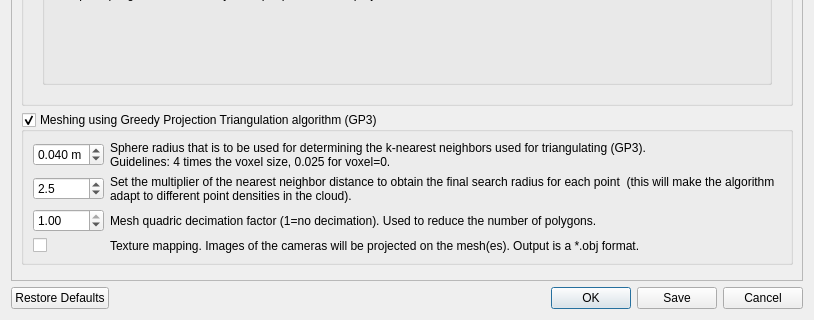
This is guilib/src/ui/exportCloudsDialog.ui in introlab/rtabmap as Qt 5 draws it before an edit; both pictures show x 0 to 814 and y 578 to 898 of the 814 by 898 pixel window. The edited form follows.
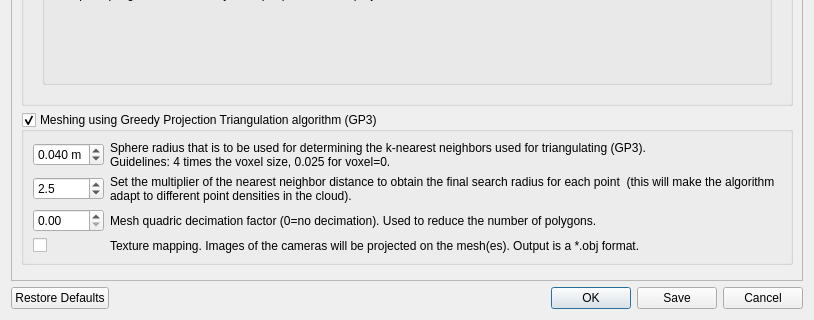
This is the edited form.

The edit to the form file:
```diff
--- a/guilib/src/ui/exportCloudsDialog.ui
+++ b/guilib/src/ui/exportCloudsDialog.ui
@@ -23,7 +23,7 @@
       <property name="geometry">
        <rect>
         <x>0</x>
-        <y>0</y>
+        <y>-242</y>
         <width>773</width>
         <height>1064</height>
        </rect>
@@ -750,7 +750,7 @@
           <item row="3" column="1">
            <widget class="QLabel" name="label_170">
             <property name="text">
-             <string>Mesh quadric decimation factor (1=no decimation). Used to reduce the number of polygons.</string>
+             <string>Mesh quadric decimation factor (0=no decimation). Used to reduce the number of polygons.</string>
             </property>
             <property name="wordWrap">
              <bool>true</bool>
@@ -763,16 +763,16 @@
              <number>2</number>
             </property>
             <property name="minimum">
-             <double>0.010000000000000</double>
+             <double>0.000000000000000</double>
             </property>
             <property name="maximum">
-             <double>1.000000000000000</double>
+             <double>0.990000000000000</double>
             </property>
             <property name="singleStep">
              <double>0.100000000000000</double>
             </property>
             <property name="value">
-             <double>1.000000000000000</double>
+             <double>0.000000000000000</double>
             </property>
            </widget>
           </item>
```
